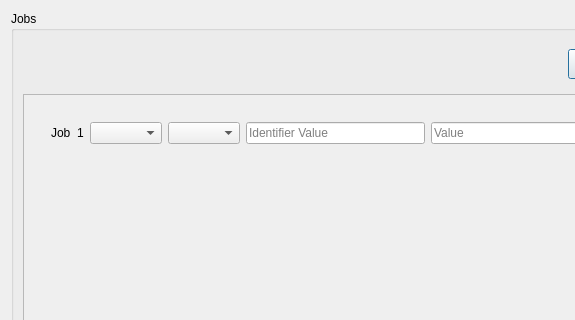
This is uijobs.ui in DevGadBadr/robust as Qt 5 draws it before an edit; both pictures show x 0 to 575 and y 0 to 320 of the 680 by 615 pixel window. The edited form follows.
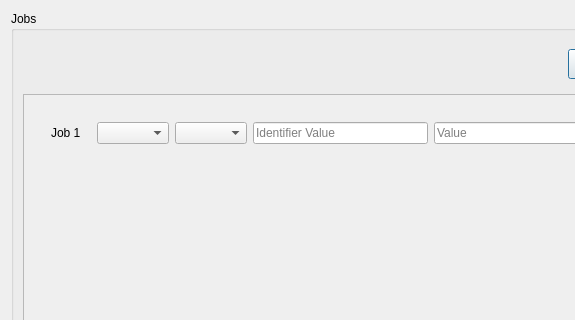
This is the edited form.

```diff
--- a/uijobs.ui
+++ b/uijobs.ui
@@ -93,8 +93,14 @@
                <layout class="QHBoxLayout" name="onJobLayout">
                 <item>
                  <widget class="QLabel" name="jobName">
+                  <property name="minimumSize">
+                   <size>
+                    <width>40</width>
+                    <height>0</height>
+                   </size>
+                  </property>
                   <property name="text">
-                   <string>Job  1</string>
+                   <string>Job 1</string>
                   </property>
                  </widget>
                 </item>
```
